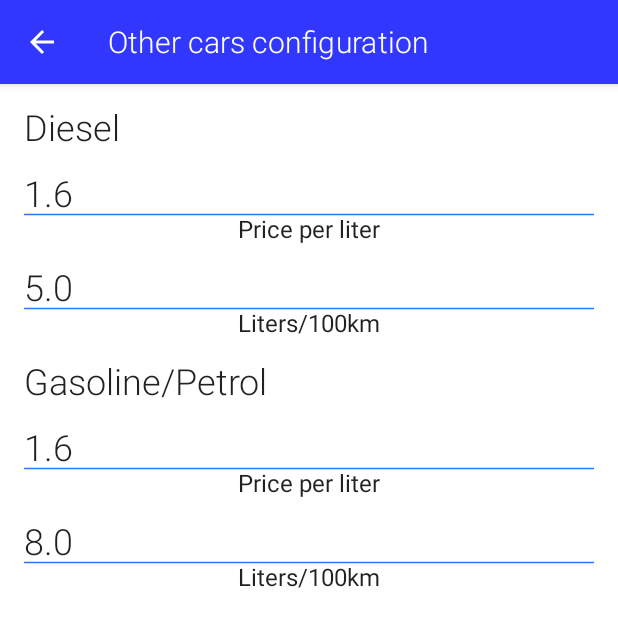
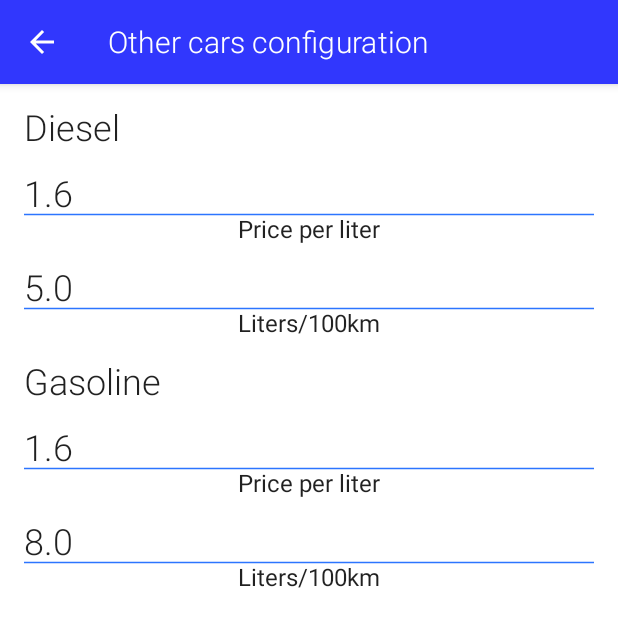
Before and after one commit to jccarrillocodes/eCost, an Android app built with Jetpack Compose: the composable MainScreen shown on its own in the app's theme, after a tap on "Other cars", on a phone screen of 412 x 824 dp, the top half of it. Run offline under Robolectric (Android 15) with nearby library versions, the phone set to English and light mode, and no system bars; our stand-ins replace Dagger/Hilt's generated code; 2 statements that could not run were skipped; 3 other taps on this screen came first.

Commit message:
Extracted strings

```diff
--- a/app/src/main/java/es/jccarrillo/ecost/main/calculation/presentation/AddRechargeView.kt
+++ b/app/src/main/java/es/jccarrillo/ecost/main/calculation/presentation/AddRechargeView.kt
@@ -11,7 +11,9 @@ import androidx.compose.runtime.Composable
 import androidx.compose.runtime.mutableStateOf
 import androidx.compose.runtime.remember
 import androidx.compose.ui.Modifier
+import androidx.compose.ui.res.stringResource
 import androidx.compose.ui.unit.dp
+import es.jccarrillo.ecost.R
 import es.jccarrillo.ecost.main.presentation.components.QuantityTextField
 
 @Composable
@@ -28,7 +30,7 @@ fun AddRechargeView(
         verticalArrangement = Arrangement.spacedBy(12.dp),
         modifier = Modifier.padding(16.dp)
     ) {
-        Text(text = "Add recharge", style = MaterialTheme.typography.h4)
+        Text(text = stringResource(R.string.add_recharge), style = MaterialTheme.typography.h4)
         QuantityTextField(
             value = value,
             label = priceFormat,
@@ -39,7 +41,7 @@ fun AddRechargeView(
         )
         QuantityTextField(
             value = recharge.value,
-            label = "kW 🔋",
+            label = stringResource(R.string.kw),
             changeValue = { recharge.value = it },
             requestFocus = focus,
             modifier = Modifier
@@ -49,7 +51,7 @@ fun AddRechargeView(
             onClick = { addRecharge(value, recharge.value) },
             modifier = Modifier.fillMaxWidth()
         ) {
-            Text(text = "Add")
+            Text(text = stringResource(R.string.add))
         }
     }
 }
--- a/app/src/main/java/es/jccarrillo/ecost/main/calculation/presentation/CalculateScreen.kt
+++ b/app/src/main/java/es/jccarrillo/ecost/main/calculation/presentation/CalculateScreen.kt
@@ -14,6 +14,7 @@ import androidx.compose.ui.Modifier
 import androidx.compose.ui.graphics.Color
 import androidx.compose.ui.platform.LocalConfiguration
 import androidx.compose.ui.res.painterResource
+import androidx.compose.ui.res.stringResource
 import androidx.compose.ui.text.style.TextAlign
 import androidx.compose.ui.unit.dp
 import androidx.hilt.navigation.compose.hiltViewModel
@@ -65,7 +66,7 @@ fun CalculateScreen(
             topBar = {
                 TopAppBar(
                     title = {
-                        Text(text = "eCost calculator")
+                        Text(text = stringResource(R.string.ecost_calculator))
                     }
                 )
             },
@@ -210,22 +211,22 @@ private fun MyCarActions(
             ) {
                 Icon(
                     painter = painterResource(id = R.drawable.ev_station_24),
-                    contentDescription = "Add recharge"
+                    contentDescription = stringResource(id = R.string.add_recharge)
                 )
-                Text(text = "Add recharge")
+                Text(text = stringResource(id = R.string.add_recharge))
             }
         }
         IconButton(onClick = openRechargeRegistries) {
             Icon(
                 painter = painterResource(id = R.drawable.bar_chart_24),
-                contentDescription = "Registries"
+                contentDescription = stringResource(R.string.registries)
             )
 
         }
         IconButton(onClick = openMyCar) {
             Icon(
                 imageVector = Icons.Default.Settings,
-                contentDescription = "Configure"
+                contentDescription = stringResource(R.string.configure)
             )
         }
     }
@@ -249,7 +250,7 @@ private fun OtherCars(
                 .padding(horizontal = 10.dp)
         ) {
             ResumeCard(
-                caption = "Diesel",
+                caption = stringResource(R.string.diesel),
                 value = state.costDiffDiesel.per100km,
                 diffState = state.costDiffDiesel.goodness,
                 modifier = Modifier
@@ -258,7 +259,7 @@ private fun OtherCars(
             )
 
             ResumeCard(
-                caption = "Gasoline",
+                caption = stringResource(R.string.gasoline),
                 value = state.costDiffGasoline.per100km,
                 diffState = state.costDiffGasoline.goodness,
                 modifier = Modifier
@@ -289,9 +290,9 @@ private fun ResumeCard(
             .padding(8.dp, 16.dp)
     ) {
         val (icon, desc) = when (diffState) {
-            DiffState.GOOD -> Icons.Default.KeyboardArrowUp to "Good"
-            DiffState.BAD -> Icons.Default.KeyboardArrowDown to "Bad"
-            DiffState.INDIFFERENT -> Icons.Default.Done to "Not bad"
+            DiffState.GOOD -> Icons.Default.KeyboardArrowUp to stringResource(R.string.good)
+            DiffState.BAD -> Icons.Default.KeyboardArrowDown to stringResource(R.string.bad)
+            DiffState.INDIFFERENT -> Icons.Default.Done to stringResource(R.string.not_bad)
         }
         val tint = diffState.toBackgroundColor() ?: LocalContentColor.current
         ContentColorComponent(contentColor = tint) {
--- a/app/src/main/java/es/jccarrillo/ecost/main/otherCars/presentation/OtherCarsScreen.kt
+++ b/app/src/main/java/es/jccarrillo/ecost/main/otherCars/presentation/OtherCarsScreen.kt
@@ -10,8 +10,10 @@ import androidx.compose.material.icons.filled.ArrowBack
 import androidx.compose.runtime.Composable
 import androidx.compose.runtime.rememberCoroutineScope
 import androidx.compose.ui.Modifier
+import androidx.compose.ui.res.stringResource
 import androidx.compose.ui.unit.dp
 import androidx.hilt.navigation.compose.hiltViewModel
+import es.jccarrillo.ecost.R
 import es.jccarrillo.ecost.core.presentation.theme.RedComplementary
 import es.jccarrillo.ecost.core.presentation.theme.RedDarkComplementary
 import es.jccarrillo.ecost.main.presentation.components.QuantityTextField
@@ -24,7 +26,7 @@ fun OtherCarsScreen(
     val coroutineScope = rememberCoroutineScope()
     Scaffold(topBar = {
         TopAppBar(title = {
-            Text(text = "Other cars configuration")
+            Text(text = stringResource(R.string.other_cars_configuration))
         }, navigationIcon = {
             IconButton(onClick = {
                 coroutineScope.launch {
@@ -33,7 +35,7 @@ fun OtherCarsScreen(
                 }
             }) {
                 Icon(
-                    imageVector = Icons.Default.ArrowBack, contentDescription = "Back"
+                    imageVector = Icons.Default.ArrowBack, contentDescription = stringResource(id = R.string.back)
                 )
             }
         })
@@ -68,7 +70,7 @@ private fun OtherCarsContent(
             )
     ) {
         CarFields(
-            name = "Diesel",
+            name = stringResource(id = R.string.diesel),
             pricePerLiter = state.dieselPrice.value,
             pricePerLiterError = state.dieselPrice.state.isError(),
             litersPer100km = state.dieselQuantity.value,
@@ -78,7 +80,7 @@ private fun OtherCarsContent(
         )
 
         CarFields(
-            name = "Gasoline/Petrol",
+            name = stringResource(id = R.string.gasoline),
             pricePerLiter = state.gasolinePrice.value,
             pricePerLiterError = state.gasolinePrice.state.isError(),
             litersPer100km = state.gasolineQuantity.value,
@@ -102,7 +104,7 @@ private fun CarFields(
     Text(text = name, style = MaterialTheme.typography.h5)
     Column {
         QuantityTextField(
-            value = pricePerLiter, label = "Price per liter", changeValue = onPricePerLiterChange
+            value = pricePerLiter, label = stringResource(R.string.price_per_liter), changeValue = onPricePerLiterChange
         )
 
         if (pricePerLiterError) {
@@ -111,7 +113,7 @@ private fun CarFields(
     }
     Column {
         QuantityTextField(
-            value = litersPer100km, label = "Liters/100km", changeValue = onLitersPer100kmChange
+            value = litersPer100km, label = stringResource(R.string.liters_100km), changeValue = onLitersPer100kmChange
         )
 
         if (literPer100kmError) {
@@ -123,7 +125,7 @@ private fun CarFields(
 @Composable
 private fun Error() {
     Text(
-        text = "This value is not correct, please, fix it",
+        text = stringResource(R.string.error_input_value),
         style = MaterialTheme.typography.body2.copy(color = RedDarkComplementary),
         modifier = Modifier
             .fillMaxWidth()
--- a/app/src/main/java/es/jccarrillo/ecost/main/presentation/components/ConversionCard.kt
+++ b/app/src/main/java/es/jccarrillo/ecost/main/presentation/components/ConversionCard.kt
@@ -9,8 +9,10 @@ import androidx.compose.runtime.*
 import androidx.compose.ui.Alignment
 import androidx.compose.ui.Modifier
 import androidx.compose.ui.graphics.Color
+import androidx.compose.ui.res.stringResource
 import androidx.compose.ui.text.style.TextAlign
 import androidx.compose.ui.unit.dp
+import es.jccarrillo.ecost.R
 
 @Composable
 fun ConversionCard(
@@ -82,7 +84,7 @@ fun ConversionCard(
                             .height(1.dp)
                     )
                     Text(
-                        text = "€/100km",
+                        text = stringResource(R.string.euro_100km),
                         textAlign = TextAlign.Center,
                         style = MaterialTheme.typography.body1,
                         modifier = Modifier.fillMaxWidth()
--- a/app/src/main/res/values/strings.xml
+++ b/app/src/main/res/values/strings.xml
@@ -1,3 +1,29 @@
 <resources>
     <string name="app_name">eCost</string>
+    <string name="add_recharge">Add recharge</string>
+    <string name="add">Add</string>
+    <string name="kw">kW 🔋</string>
+    <string name="diesel">Diesel</string>
+    <string name="gasoline">Gasoline</string>
+    <string name="ecost_calculator">eCost calculator</string>
+    <string name="registries">Registries</string>
+    <string name="configure">Configure</string>
+    <string name="good">Good</string>
+    <string name="bad">Bad</string>
+    <string name="not_bad">Not bad</string>
+    <string name="car_configuration">Car configuration</string>
+    <string name="back">Back</string>
+    <string name="my_car_name">My car name</string>
+    <string name="consumption_per_100km">Consumption per 100km</string>
+    <string name="other_cars">Other cars</string>
+    <string name="currency_format">Currency format</string>
+    <string name="see_options">See options</string>
+    <string name="other_cars_configuration">Other cars configuration</string>
+    <string name="price_per_liter">Price per liter</string>
+    <string name="liters_100km">Liters/100km</string>
+    <string name="error_input_value">This value is not correct, please, fix it</string>
+    <string name="euro_100km">€/100km</string>
+    <string name="delete">Delete</string>
+    <string name="empty_data">No data yet, add some</string>
+    <string name="clear_registry">Clear registry</string>
 </resources>
```
Also changed, not shown: app/src/main/java/es/jccarrillo/ecost/main/mycar/MyCarScreen.kt (+21 -14 lines), app/src/main/java/es/jccarrillo/ecost/main/recharges/presentation/RechargesScreen.kt (+9 -4 lines).
